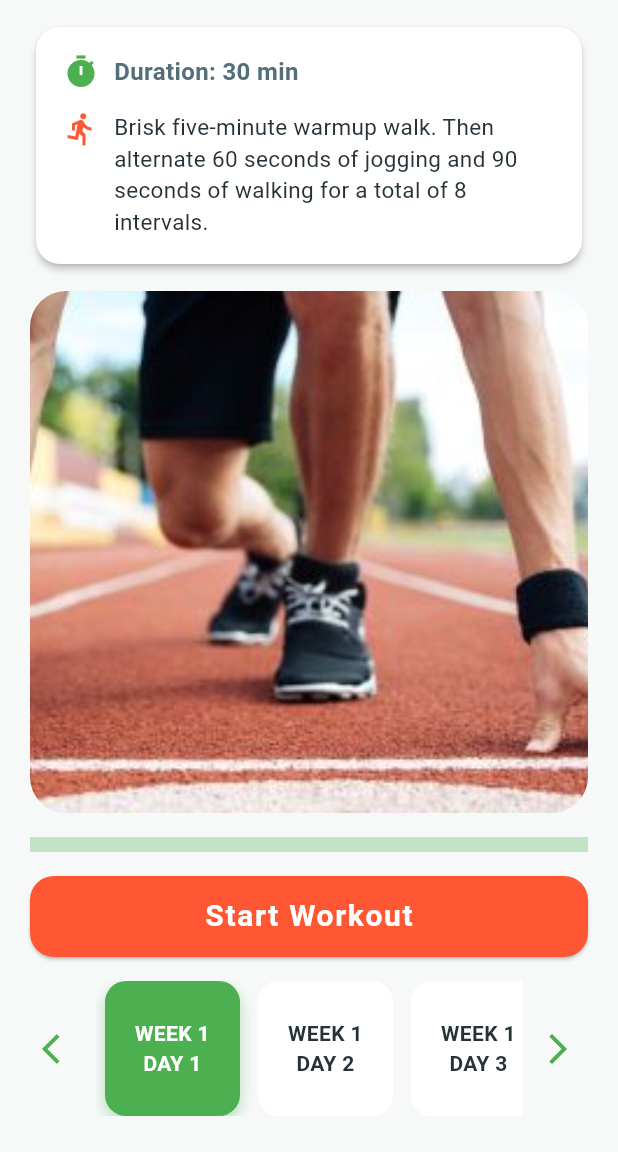
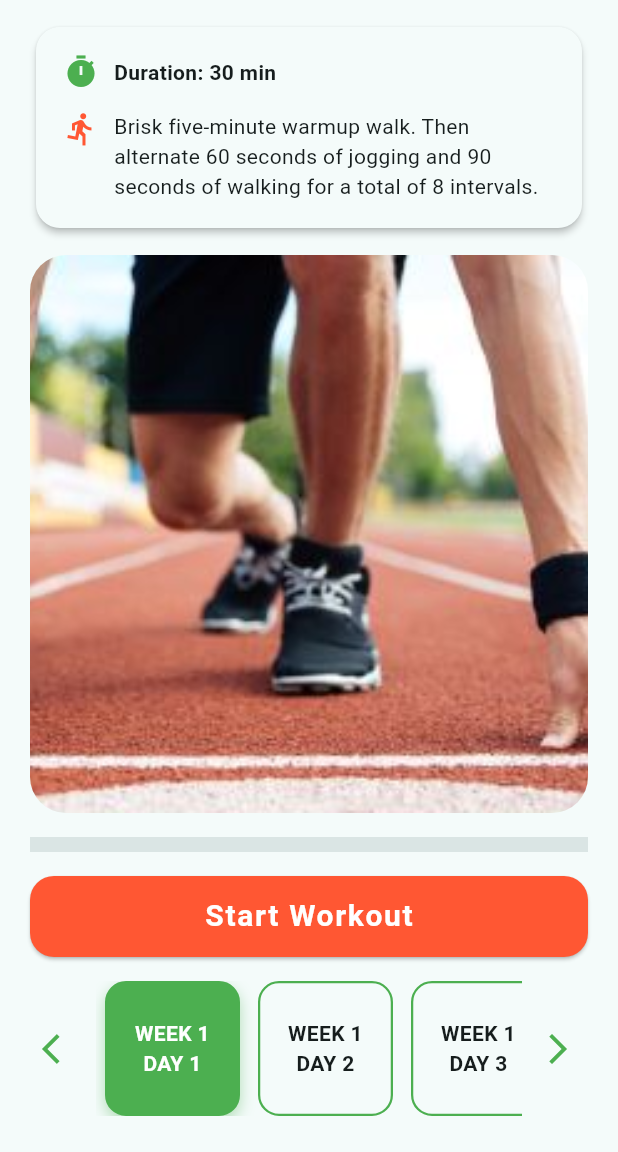
Before and after one commit to ejazhasnaat/zero_to_5k, a Flutter app: the screen it shows after launch, on a phone screen of 412 x 824 dp, the part 84-1236 px from its top. Run offline on Flutter 3.47's test engine with Material 3 defaults, Android fonts, the light colour scheme and no system bars; our stand-ins replace audioplayers, confetti, fl_chart, flutter_tts, geolocator, google_maps_flutter and 6 more; accounts and stored records are empty.

Commit message:
Updated main screen to adopt to theme service

```diff
--- a/lib/screens/main_run_screen.dart
+++ b/lib/screens/main_run_screen.dart
@@ -4,9 +4,8 @@ import 'package:provider/provider.dart';
 import 'package:shared_preferences/shared_preferences.dart';
 import 'package:confetti/confetti.dart';
 
-import 'package:zero_to_5k/core/theme/app_colors.dart';
-import 'package:zero_to_5k/data/z25k_data.dart';
-import 'package:zero_to_5k/utils/workout_formatter.dart';
+import '../data/z25k_data.dart';
+import '../utils/workout_formatter.dart';
 import '../core/theme/app_colors.dart';
 import 'run_session_screen.dart';
 import 'settings_screen.dart';
@@ -111,8 +110,6 @@ class _MainRunScreenState extends State<MainRunScreen> {
     }
   }
 
-
-
   void _showOptionsMenu() {
     final RenderBox button = _menuKey.currentContext!.findRenderObject() as RenderBox;
     final RenderBox overlay = Overlay.of(context).context.findRenderObject() as RenderBox;
@@ -157,6 +154,7 @@ class _MainRunScreenState extends State<MainRunScreen> {
       }
     });
   }
+
   void _onStartRunning() {
     final currentIndex = selectedWeekIndex * 3 + selectedDayIndex;
     if (currentIndex > lastCompletedDayIndex + 1) {
@@ -180,6 +178,7 @@ class _MainRunScreenState extends State<MainRunScreen> {
   }
 
   void _showSkipStartDialog() {
+    final colorScheme = Theme.of(context).colorScheme;
     showDialog(
       context: context,
       barrierDismissible: false,
@@ -191,19 +190,15 @@ class _MainRunScreenState extends State<MainRunScreen> {
           ),
           actions: [
             TextButton(
-              onPressed: () {
-                Navigator.of(dialogContext).pop();
-              },
-              child: Text("Cancel", style: TextStyle(color: AppColors.calmGreen)),
+              onPressed: () => Navigator.of(dialogContext).pop(),
+              child: Text("Cancel", style: TextStyle(color: colorScheme.primary)),
             ),
             TextButton(
               onPressed: () {
                 Navigator.of(dialogContext).pop();
-                if (mounted) {
-                  _navigateToRunSession();
-                }
+                if (mounted) _navigateToRunSession();
               },
-              child: Text("Start Anyway", style: TextStyle(color: AppColors.warmOrange)),
+              child: Text("Start Anyway", style: TextStyle(color: colorScheme.secondary)),
             ),
           ],
         );
@@ -213,14 +208,16 @@ class _MainRunScreenState extends State<MainRunScreen> {
 
   @override
   Widget build(BuildContext context) {
+    final theme = Theme.of(context);
+    final colorScheme = theme.colorScheme;
+
     if (isLoading) {
       return Scaffold(
-        backgroundColor: AppColors.backgroundGray,
+        backgroundColor: theme.scaffoldBackgroundColor,
         body: const Center(child: CircularProgressIndicator()),
       );
     }
 
-    final theme = Theme.of(context);
     final dayLabels = <String>[];
     final workouts = <Workout>[];
 
@@ -236,7 +233,7 @@ class _MainRunScreenState extends State<MainRunScreen> {
     final progress = completedDays / totalDays;
 
     return Scaffold(
-      backgroundColor: AppColors.backgroundGray,
+      backgroundColor: theme.scaffoldBackgroundColor,
       appBar: AppBar(
         title: const Text("Zero to 5K"),
         centerTitle: true,
@@ -244,7 +241,7 @@ class _MainRunScreenState extends State<MainRunScreen> {
         elevation: 0,
         actions: [
           IconButton(
-            key: _menuKey, // Required for positioning
+            key: _menuKey,
             icon: const Icon(Icons.menu, color: Colors.black),
             onPressed: _showOptionsMenu,
           ),
@@ -258,7 +255,7 @@ class _MainRunScreenState extends State<MainRunScreen> {
               Padding(
                 padding: const EdgeInsets.symmetric(horizontal: 20, vertical: 14),
                 child: Card(
-                  color: AppColors.cardBackground,
+                  color: theme.cardColor,
                   elevation: 2,
                   shape: RoundedRectangleBorder(borderRadius: BorderRadius.circular(16)),
                   child: Padding(
@@ -273,10 +270,8 @@ class _MainRunScreenState extends State<MainRunScreen> {
                             Flexible(
                               child: Text(
                                 "Duration: ${getTotalWorkoutTime(selectedWorkout)} min",
-                                style: TextStyle(
+                                style: theme.textTheme.bodyMedium?.copyWith(
                                   fontWeight: FontWeight.w600,
-                                  fontSize: 16,
-                                  color: AppColors.textSecondary,
                                 ),
                               ),
                             ),
@@ -291,11 +286,7 @@ class _MainRunScreenState extends State<MainRunScreen> {
                             Expanded(
                               child: Text(
                                 formatWorkoutDescription(selectedWorkout),
-                                style: TextStyle(
-                                  fontSize: 15,
-                                  color: AppColors.textPrimary,
-                                  height: 1.4,
-                                ),
+                                style: theme.textTheme.bodyMedium?.copyWith(height: 1.4),
                               ),
                             ),
                           ],
@@ -328,8 +319,8 @@ class _MainRunScreenState extends State<MainRunScreen> {
                   children: [
                     LinearProgressIndicator(
                       value: progress,
-                      backgroundColor: AppColors.progressBackground,
-                      color: AppColors.progressForeground,
+                      backgroundColor: colorScheme.surfaceVariant,
+                      color: colorScheme.primary,
                       minHeight: 10,
                     ),
                     const SizedBox(height: 16),
@@ -344,12 +335,12 @@ class _MainRunScreenState extends State<MainRunScreen> {
                             borderRadius: BorderRadius.circular(16),
                           ),
                         ),
-                        child: const Text(
+                        child: Text(
                           "Start Workout",
-                          style: TextStyle(
+                          style: theme.textTheme.labelLarge?.copyWith(
                             fontSize: 20,
                             fontWeight: FontWeight.bold,
-                            color: Colors.white,
+                            color: colorScheme.onPrimary,
                             letterSpacing: 1.1,
                           ),
                         ),
@@ -378,6 +369,14 @@ class _MainRunScreenState extends State<MainRunScreen> {
                           itemBuilder: (context, index) {
                             final isSelected = (index == selectedWeekIndex * 3 + selectedDayIndex);
                             final isCompleted = (index <= lastCompletedDayIndex);
+                            final cardColor = isSelected
+                                ? AppColors.calmGreen
+                                : isCompleted
+                                    ? colorScheme.secondary
+                                    : theme.cardColor;
+                            final textColor = isSelected || isCompleted
+                                ? colorScheme.onPrimary
+                                : theme.textTheme.bodyMedium?.color;
 
                             return GestureDetector(
                               onTap: () => _onDayCardTap(index),
@@ -386,12 +385,12 @@ class _MainRunScreenState extends State<MainRunScreen> {
                                 width: cardWidth,
                                 margin: const EdgeInsets.symmetric(horizontal: 6),
                                 decoration: BoxDecoration(
-                                  color: isSelected
-                                      ? AppColors.calmGreen
-                                      : isCompleted
-                                          ? AppColors.progressForeground
-                                          : AppColors.cardBackground,
+                                  color: cardColor,
                                   borderRadius: BorderRadius.circular(14),
+                                  border: Border.all(
+                                    color: AppColors.calmGreen,
+                                    width: isSelected ? 2.5 : 1.5,
+                                  ),
                                   boxShadow: isSelected
                                       ? [
                                           BoxShadow(
@@ -408,9 +407,7 @@ class _MainRunScreenState extends State<MainRunScreen> {
                                     dayLabels[index],
                                     textAlign: TextAlign.center,
                                     style: TextStyle(
-                                      color: isSelected || isCompleted
-                                          ? Colors.white
-                                          : AppColors.textPrimary,
+                                      color: textColor,
                                       fontWeight: FontWeight.bold,
                                       fontSize: 14,
                                     ),
@@ -439,7 +436,7 @@ class _MainRunScreenState extends State<MainRunScreen> {
               confettiController: _confettiController,
               blastDirectionality: BlastDirectionality.explosive,
               shouldLoop: false,
-              colors: const [AppColors.warmOrange, AppColors.calmGreen, Colors.white],
+              colors: [colorScheme.secondary, colorScheme.primary, Colors.white],
               numberOfParticles: 30,
               maxBlastForce: 30,
               minBlastForce: 10,
```
